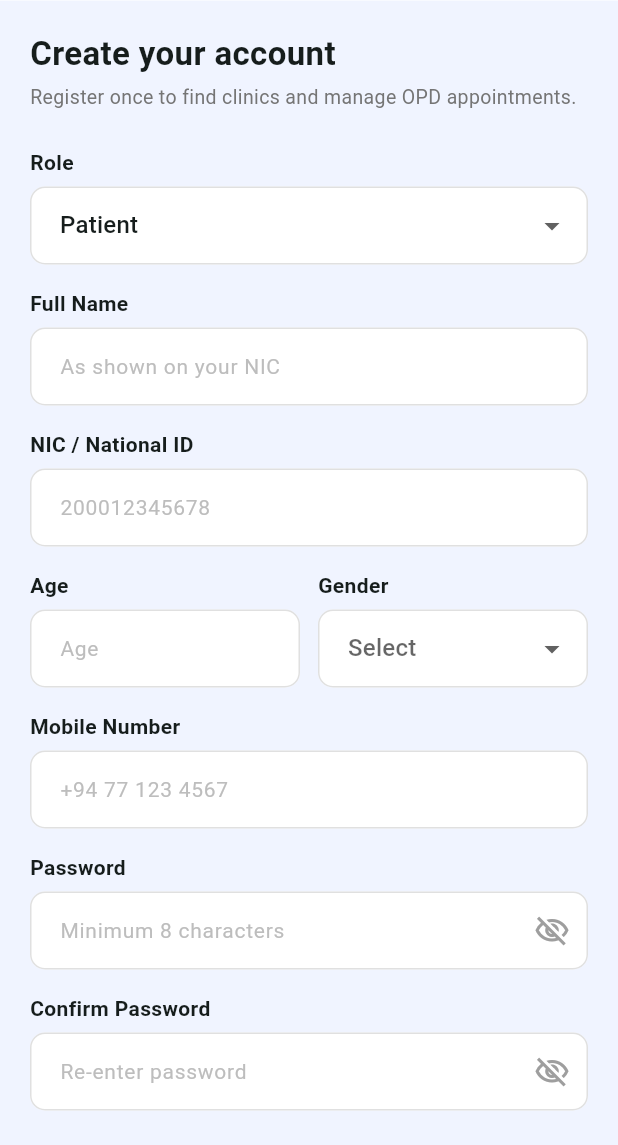
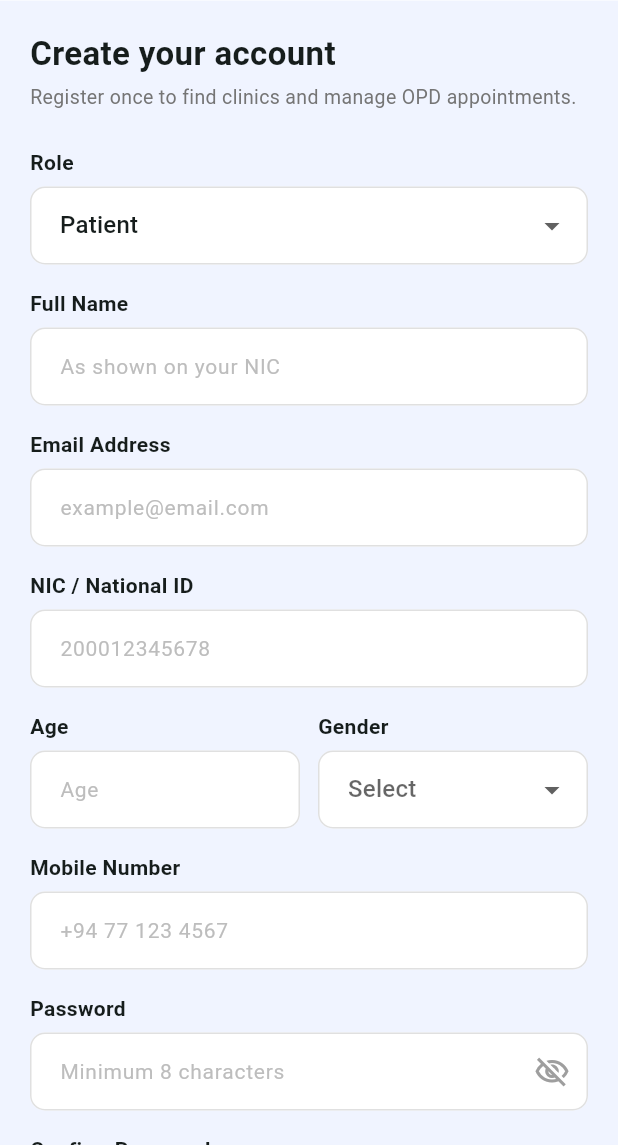
Before and after one commit to Tenu234/IT3060-HCI-Mobile-APP--WD40, a Flutter app: the RegisterScreen screen opened directly, on a phone screen of 412 x 824 dp, the part 91-1236 px from its top. Run offline on Flutter 3.47's test engine with Material 3 defaults, Android fonts, the phone set to English and light mode, and no system bars.

Commit message:
fix: add email field to register screen and remove fake NIC-based email workaround

```diff
--- a/app/frontend/opd_queue_app/lib/screens/register_screen.dart
+++ b/app/frontend/opd_queue_app/lib/screens/register_screen.dart
@@ -12,6 +12,7 @@ class RegisterScreen extends StatefulWidget {
 class _RegisterScreenState extends State<RegisterScreen> {
   final _formKey = GlobalKey<FormState>();
   final _nameController = TextEditingController();
+  final _emailController = TextEditingController();
   final _nicController = TextEditingController();
   final _ageController = TextEditingController();
   final _phoneController = TextEditingController();
@@ -38,6 +39,7 @@ class _RegisterScreenState extends State<RegisterScreen> {
   @override
   void dispose() {
     _nameController.dispose();
+    _emailController.dispose();
     _nicController.dispose();
     _ageController.dispose();
     _phoneController.dispose();
@@ -58,7 +60,7 @@ class _RegisterScreenState extends State<RegisterScreen> {
     try {
       await AuthService.registerUser(
         name: _nameController.text.trim(),
-        email: '${_nicController.text.trim()}@opd.lk', // use NIC as email key
+        email: _emailController.text.trim(),
         password: _passwordController.text,
         phone: _phoneController.text.trim(),
         nic: _nicController.text.trim(),
@@ -189,6 +191,22 @@ class _RegisterScreenState extends State<RegisterScreen> {
                         decoration: _inputDecoration('As shown on your NIC'),
                         validator: (v) => (v == null || v.trim().isEmpty)
                             ? 'Full name is required' : null,
+                      ),
+                      const SizedBox(height: 16),
+
+                      // Email
+                      _label('Email Address'),
+                      TextFormField(
+                        controller: _emailController,
+                        keyboardType: TextInputType.emailAddress,
+                        decoration: _inputDecoration('example@email.com'),
+                        validator: (v) {
+                          if (v == null || v.trim().isEmpty) return 'Email is required';
+                          if (!RegExp(r'^[\w-.]+@([\w-]+\.)+[\w-]{2,4}$').hasMatch(v.trim())) {
+                            return 'Enter a valid email address';
+                          }
+                          return null;
+                        },
                       ),
                       const SizedBox(height: 16),
 
```
